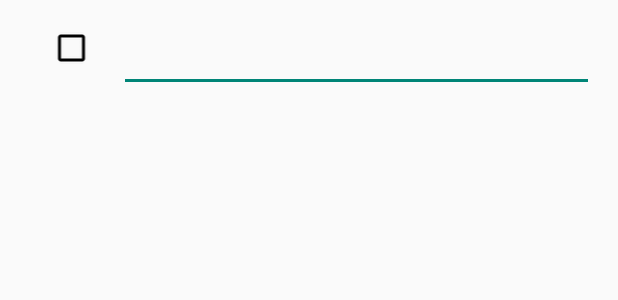
After one commit to cat94/Piece, an Android app: the layout activity_new_tag.xml on its own in the app's theme, with its tools: preview values and no code run, on a phone screen of 412 x 824 dp. The commit adds this screen. Shown: the top 300 px of the screen. Run offline under Robolectric (Android 15) with nearby library versions, the phone set to English and light mode, and no system bars.

Commit message:
pre pull save
rt

```diff
--- a/app/src/main/AndroidManifest.xml
+++ b/app/src/main/AndroidManifest.xml
@@ -10,6 +10,11 @@
         <activity
             android:name=".TestMPChartActivity"
             android:label="@string/title_activity_test_mpchart" >
+
+        </activity>
+        <activity
+            android:name=".NewTagActivity"
+            android:label="@string/title_activity_new_tag" >
             <intent-filter>
                 <action android:name="android.intent.action.MAIN" />
 
--- /dev/null
+++ b/app/src/main/res/layout/activity_new_tag.xml
@@ -0,0 +1,35 @@
+<RelativeLayout xmlns:android="http://schemas.android.com/apk/res/android"
+    xmlns:tools="http://schemas.android.com/tools" android:layout_width="match_parent"
+    android:layout_height="match_parent" android:paddingLeft="@dimen/activity_horizontal_margin"
+    android:paddingRight="@dimen/activity_horizontal_margin"
+    android:paddingTop="@dimen/activity_vertical_margin"
+    android:paddingBottom="@dimen/activity_vertical_margin"
+    tools:context="nju.com.piece.NewTagActivity">
+
+
+    <LinearLayout
+        android:layout_width="match_parent"
+        android:layout_height="wrap_content">
+
+        <ImageView
+            android:layout_width="0dp"
+            android:layout_height="wrap_content"
+            android:id="@+id/imageView"
+            android:layout_weight="1"
+            android:src="@drawable/abc_btn_check_to_on_mtrl_000" />
+
+        <EditText
+            android:layout_width="0dp"
+            android:layout_height="wrap_content"
+            android:id="@+id/editText"
+            android:layout_alignParentTop="true"
+            android:layout_toRightOf="@+id/textView"
+            android:layout_toEndOf="@+id/textView"
+            android:layout_weight="5" />
+
+
+
+    </LinearLayout>
+
+
+</RelativeLayout>
--- /dev/null
+++ b/app/src/main/res/menu/menu_new_tag.xml
@@ -0,0 +1,6 @@
+<menu xmlns:android="http://schemas.android.com/apk/res/android"
+    xmlns:app="http://schemas.android.com/apk/res-auto"
+    xmlns:tools="http://schemas.android.com/tools" tools:context="nju.com.piece.NewTagActivity">
+    <item android:id="@+id/action_settings" android:title="@string/action_settings"
+        android:orderInCategory="100" app:showAsAction="never" />
+</menu>
--- a/app/src/main/res/values/strings.xml
+++ b/app/src/main/res/values/strings.xml
@@ -4,4 +4,5 @@
 
     <string name="hello_world">Hello world!</string>
     <string name="action_settings">Settings</string>
+    <string name="title_activity_new_tag">NewTagActivity</string>
 </resources>
```
Also changed, not shown: app/src/main/java/nju/com/piece/NewTagActivity.java (added, +38 -0 lines).
